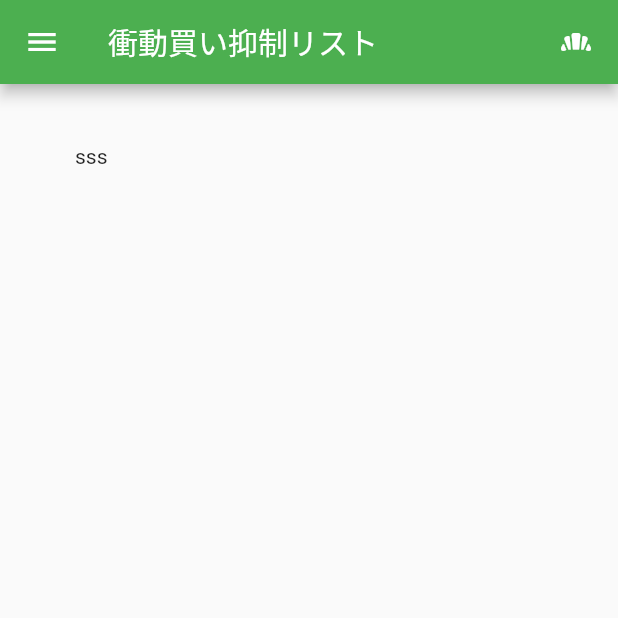
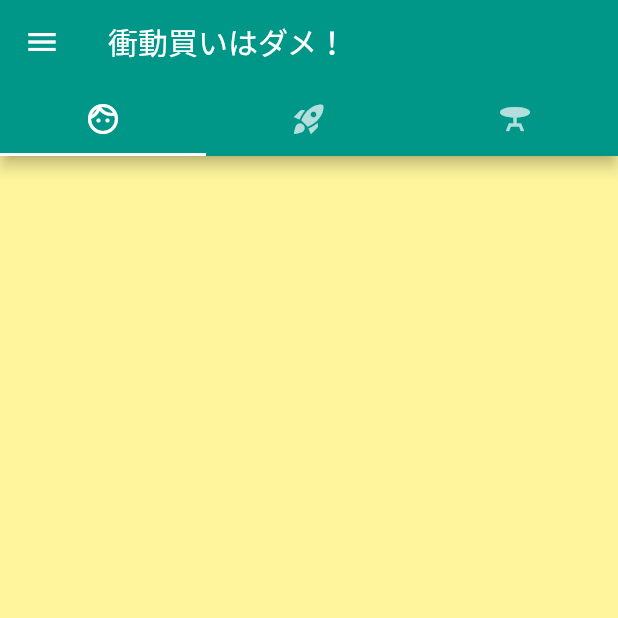
Before and after one commit to sakanafuto/Greed, a Flutter app: the screen it shows after launch, on a phone screen of 412 x 824 dp, the top half of it. Run offline on Flutter 3.47's test engine with Material 2 defaults, Android fonts, the phone set to English and light mode, and no system bars.

```diff
--- a/lib/app.dart
+++ b/lib/app.dart
@@ -1,11 +1,12 @@
 import 'package:flutter/material.dart';
 import 'MyAppBody.dart';
+import 'ToDoListPage.dart';
 
 class MyApp extends StatefulWidget {
   const MyApp({Key? key}) : super(key: key);
 
   @override
-  State<MyApp> createState() => _MyAppState();
+  _MyAppState createState() => _MyAppState();
 }
 
 class _MyAppState extends State<MyApp> {
@@ -13,6 +14,81 @@ class _MyAppState extends State<MyApp> {
 
   void _changeTheme() {
     setState(() => dark = !dark);
+  }
+
+  @override
+  Widget build(BuildContext context) {
+    return MaterialApp(
+      title: 'Flutter Demo',
+      theme: dark
+          ? ThemeData.dark()
+          : ThemeData(
+              primarySwatch: Colors.teal,
+            ),
+      home: DefaultTabController(
+        length: 3,
+        child: Scaffold(
+          appBar: AppBar(
+            title: Row(
+              children: [
+                Text("衝動買いはダメ！"),
+                Spacer(),
+              ],
+            ),
+            bottom: const TabBar(
+              tabs: [
+                Tab(
+                  icon: Icon(Icons.face_unlock_rounded),
+                ),
+                Tab(
+                  icon: Icon(
+                    Icons.rocket_launch,
+                  ),
+                ),
+                Tab(
+                  icon: Icon(
+                    Icons.table_bar_sharp,
+                  ),
+                ),
+              ],
+            ),
+          ),
+          drawer: Drawer(
+            child: Column(
+              mainAxisAlignment: MainAxisAlignment.center,
+              children: [
+                Column(mainAxisAlignment: MainAxisAlignment.center, children: [
+                  Row(
+                      mainAxisAlignment: MainAxisAlignment.spaceEvenly,
+                      children: const <Widget>[
+                        Text("abc"),
+                        Text("def"),
+                        Text("ghi"),
+                      ]),
+                ]),
+                Padding(
+                  padding: const EdgeInsets.only(top: 100.0, right: 160.0),
+                  child: FloatingActionButton(
+                      onPressed: _changeTheme,
+                      child: Icon(Icons.sunny,
+                          color: Colors.amber.shade300, size: 32.0)),
+                ),
+              ],
+            ),
+          ),
+          body: TabBarView(
+            children: <Widget>[
+              Container(
+                color: Colors.yellow.shade200,
+              ),
+              TodoListPage(),
+              MyAppBody(),
+            ],
+          ),
+        ),
+      ),
+    );
+  }
 }
 
 // final pages = [
@@ -58,57 +134,8 @@ class _MyAppState extends State<MyApp> {
 //     ])
 //   ]),
 //   Center(
-  //     child: ElevatedButton(
-  //       onPressed: _changeTheme,
-  //       child: Text("Toggle theme"),
-  //     )
-  //   ),
+//       child: ElevatedButton(
+//     onPressed: _changeTheme,
+//     child: Text("Toggle theme"),
+//   )),
 // ];
-
-  @override
-  Widget build(BuildContext context) {
-    return MaterialApp(
-      title: 'Flutter Demo',
-      theme: dark ? ThemeData.dark() : ThemeData(primarySwatch: Colors.green),
-      home: Scaffold(
-        appBar: AppBar(
-            title: Row(
-          children: [
-            Text("衝動買い抑制リスト"),
-            Spacer(),
-            Icon(Icons.bakery_dining_rounded),
-          ],
-        )),
-        drawer: Drawer(
-          child: Column(
-            mainAxisAlignment: MainAxisAlignment.center,
-            children: [
-              Column(
-                mainAxisAlignment: MainAxisAlignment.center,
-                children: [
-                  Row(
-                    mainAxisAlignment: MainAxisAlignment.spaceEvenly,
-                    children: [
-                      Text("abc"),
-                      Text("def"),
-                      Text("ghi"),
-                    ]
-                  ),
-                ]
-              ),
-              Padding(
-                  padding: EdgeInsets.only(top: 100.0, right: 160.0),
-                  child: FloatingActionButton(
-                    onPressed: _changeTheme,
-                    child: Icon(Icons.sunny,
-                      color: Colors.amber.shade300, size: 32.0)
-                  ),
-                ),
-            ],
-          ),
-        ),
-        body: MyAppBody(changeTheme: this._changeTheme),
-      ),
-    );
-  }
-}
```
Also changed, not shown: lib/MyAppBody.dart (+26 -25 lines), lib/TodoListPage.dart (added, +12 -0 lines). Lines whose indentation alone changed are shown as unchanged.
